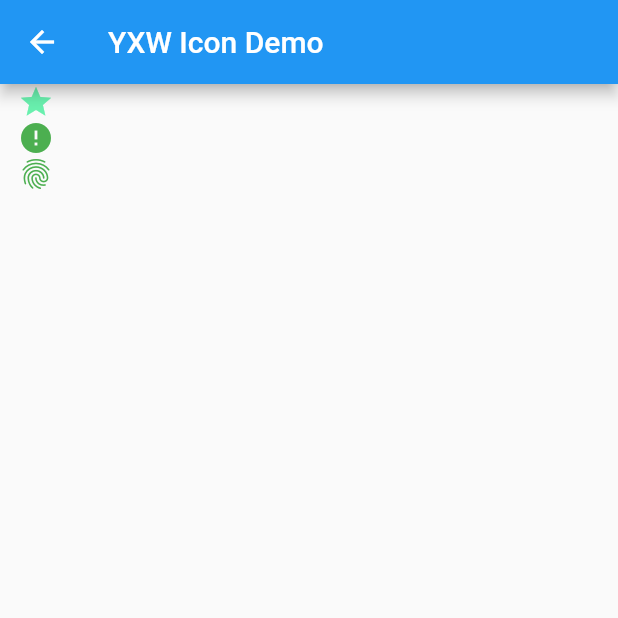
After one commit to yaoxiawen/flutterdemo, a Flutter app: the IconDemo screen opened by its route, on a phone screen of 412 x 824 dp, the top half of it. The commit adds this screen. Run offline on Flutter 3.47's test engine with Material 2 defaults, Android fonts, the phone set to English and light mode, and no system bars; our stand-ins replace shared_preferences; accounts and stored records are empty.

Commit message:
添加IconDemo

```diff
--- /dev/null
+++ b/lib/icondemo/IconDemo.dart
@@ -0,0 +1,33 @@
+import 'package:flutter/material.dart';
+
+class IconDemo extends StatelessWidget {
+  @override
+  Widget build(BuildContext context) {
+    return Scaffold(
+      appBar: AppBar(
+        title: Text("YXW Icon Demo"),
+      ),
+      body: Container(
+          margin: EdgeInsets.only(left: 12),
+          child: Column(
+            mainAxisAlignment: MainAxisAlignment.start,
+            crossAxisAlignment: CrossAxisAlignment.start,
+            children: <Widget>[
+              Icon(
+                Icons.star,
+                size: 24,
+                color: Colors.greenAccent,
+              ),
+              Icon(
+                Icons.error,
+                color: Colors.green,
+              ),
+              Icon(
+                Icons.fingerprint,
+                color: Colors.green,
+              ),
+            ],
+          )),
+    );
+  }
+}
--- a/lib/main.dart
+++ b/lib/main.dart
@@ -4,6 +4,7 @@ import 'package:flutter/material.dart';
 
 import 'buttondemo/ButtonDemo.dart';
 import 'canvasdemo/CanvasDemo.dart';
+import 'icondemo/IconDemo.dart';
 import 'imagedemo/ImageDemo.dart';
 import 'lifedemo/LifeDemo.dart';
 import 'listviewdemo/ListViewDemoPage.dart';
@@ -128,6 +129,9 @@ Map<String, WidgetBuilder> routes = {
   "ImageDemo": (context) {
     return ImageDemo();
   },
+  "IconDemo": (context) {
+    return IconDemo();
+  },
   "PushNamedDemo": (context) {
     return PushNamedDemoPage();
   },
```
